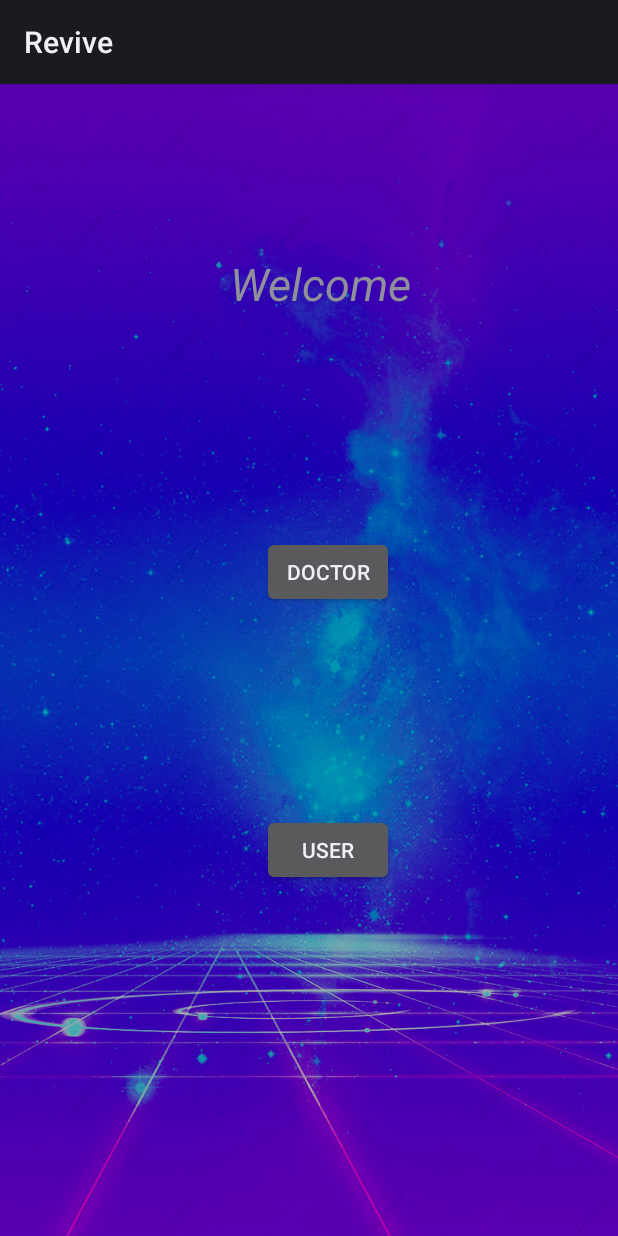
After one commit to vishnujsuresh/revive, an Android app: the layout activity_welcome.xml on its own in the app's theme, with its tools: preview values and no code run, on a phone screen of 412 x 824 dp. The commit adds this screen. Run offline under Robolectric (Android 15) with nearby library versions, the phone set to English and light mode, and no system bars.

Commit message:
welcome ui

```diff
--- a/app/src/main/AndroidManifest.xml
+++ b/app/src/main/AndroidManifest.xml
@@ -6,20 +6,17 @@
         android:allowBackup="true"
         android:icon="@mipmap/ic_launcher"
         android:label="@string/app_name"
-
         android:roundIcon="@mipmap/ic_launcher_round"
         android:supportsRtl="true"
         android:theme="@style/Theme.MyApplication">
-
+        <activity android:name=".welcome"></activity>
         <activity android:name=".signup" />
-
         <activity android:name=".drbot" />
         <activity android:name=".medstats" />
         <activity android:name=".symptommanagement" />
         <activity android:name=".home" />
         <activity android:name=".bookdr" />
         <activity android:name=".personaldetailsactivity" />
-
         <activity android:name=".MainActivity">
             <intent-filter>
                 <action android:name="android.intent.action.MAIN" />
--- /dev/null
+++ b/app/src/main/java/com/example/myapplication/welcome.kt
@@ -0,0 +1,11 @@
+package com.example.myapplication
+
+import androidx.appcompat.app.AppCompatActivity
+import android.os.Bundle
+
+class welcome : AppCompatActivity() {
+    override fun onCreate(savedInstanceState: Bundle?) {
+        super.onCreate(savedInstanceState)
+        setContentView(R.layout.activity_welcome)
+    }
+}
--- a/app/src/main/res/layout/activity_home.xml
+++ b/app/src/main/res/layout/activity_home.xml
@@ -5,7 +5,7 @@
     android:id="@+id/si"
     android:layout_width="match_parent"
     android:layout_height="match_parent"
-    android:background="@drawable/baymaxbg"
+   android:background="@color/black"
     tools:context=".home">
 
     <TextView
@@ -23,7 +23,6 @@
         android:drawableStart="@mipmap/ic_launcher_foreground"
         android:gravity="center|start"
         android:text="Hai \nWelcome , "
-        android:textColor="@color/black"
         android:textSize="20sp"
         android:textStyle="bold"
         app:layout_constraintBottom_toBottomOf="parent"
--- a/app/src/main/res/layout/activity_main.xml
+++ b/app/src/main/res/layout/activity_main.xml
@@ -46,18 +46,18 @@
         android:id="@+id/password"
         android:layout_width="wrap_content"
         android:layout_height="wrap_content"
+        android:drawableEnd="@drawable/ic_baseline_lock_open_24"
         android:ems="10"
         android:hint="Enter you password"
+        android:inputType="textPassword"
+        android:textColor="@color/white"
         android:textStyle="italic"
-        android:textColor="@color/white"
-        android:inputType="textPassword"
-        android:drawableEnd="@drawable/ic_baseline_lock_open_24"
         app:layout_constraintBottom_toBottomOf="parent"
         app:layout_constraintEnd_toEndOf="parent"
-        app:layout_constraintHorizontal_bias="0.452"
+        app:layout_constraintHorizontal_bias="0.472"
         app:layout_constraintStart_toStartOf="parent"
         app:layout_constraintTop_toBottomOf="@+id/loginmail"
-        app:layout_constraintVertical_bias="0.08" />
+        app:layout_constraintVertical_bias="0.076" />
 
     <Button
         android:id="@+id/login_button"
--- /dev/null
+++ b/app/src/main/res/layout/activity_welcome.xml
@@ -0,0 +1,47 @@
+<?xml version="1.0" encoding="utf-8"?>
+<androidx.constraintlayout.widget.ConstraintLayout xmlns:android="http://schemas.android.com/apk/res/android"
+    xmlns:app="http://schemas.android.com/apk/res-auto"
+    xmlns:tools="http://schemas.android.com/tools"
+    android:layout_width="match_parent"
+    android:layout_height="match_parent"
+    android:background="@drawable/mixbg"
+    tools:context=".welcome">
+
+    <TextView
+        android:id="@+id/textView10"
+        android:layout_width="wrap_content"
+        android:layout_height="wrap_content"
+        android:text="Welcome "
+        android:textStyle="italic"
+        android:textSize="30dp"
+        app:layout_constraintBottom_toBottomOf="parent"
+        app:layout_constraintEnd_toEndOf="parent"
+        app:layout_constraintHorizontal_bias="0.541"
+        app:layout_constraintStart_toStartOf="parent"
+        app:layout_constraintTop_toTopOf="parent"
+        app:layout_constraintVertical_bias="0.155" />
+
+    <Button
+        android:id="@+id/drbutton"
+        android:layout_width="wrap_content"
+        android:layout_height="wrap_content"
+        android:text="Doctor"
+        app:layout_constraintBottom_toBottomOf="parent"
+        app:layout_constraintEnd_toEndOf="parent"
+        app:layout_constraintHorizontal_bias="0.539"
+        app:layout_constraintStart_toStartOf="parent"
+        app:layout_constraintTop_toBottomOf="@+id/textView10"
+        app:layout_constraintVertical_bias="0.261" />
+
+    <Button
+        android:id="@+id/userbutton"
+        android:layout_width="wrap_content"
+        android:layout_height="wrap_content"
+        android:text="User"
+        app:layout_constraintBottom_toBottomOf="parent"
+        app:layout_constraintEnd_toEndOf="parent"
+        app:layout_constraintHorizontal_bias="0.539"
+        app:layout_constraintStart_toStartOf="parent"
+        app:layout_constraintTop_toBottomOf="@+id/drbutton"
+        app:layout_constraintVertical_bias="0.37" />
+</androidx.constraintlayout.widget.ConstraintLayout>
```
Also changed, not shown: app/src/main/res/drawable/baymaxbg.png (deleted), app/src/main/res/drawable/mixbg.png (added).
